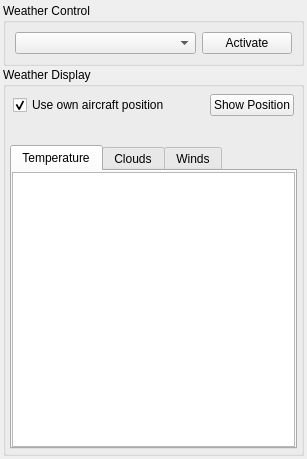
swift-project/pilotclient, file src/blackgui/components/weathercomponent.ui: the form before one commit.
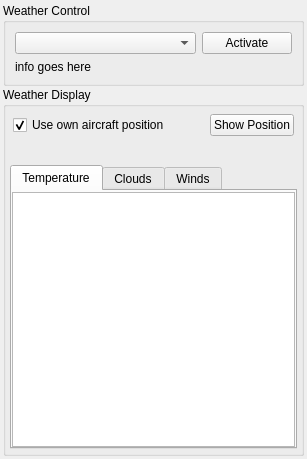
The form after the commit. Custom widgets are drawn as their Qt base class.

Diff of the .ui file:
```diff
--- a/src/blackgui/components/weathercomponent.ui
+++ b/src/blackgui/components/weathercomponent.ui
@@ -48,6 +48,13 @@
         </property>
        </widget>
       </item>
+      <item row="1" column="0" colspan="3">
+       <widget class="QLabel" name="lbl_WeatherEngineInfo">
+        <property name="text">
+         <string>info goes here</string>
+        </property>
+       </widget>
+      </item>
      </layout>
     </widget>
    </item>
```
